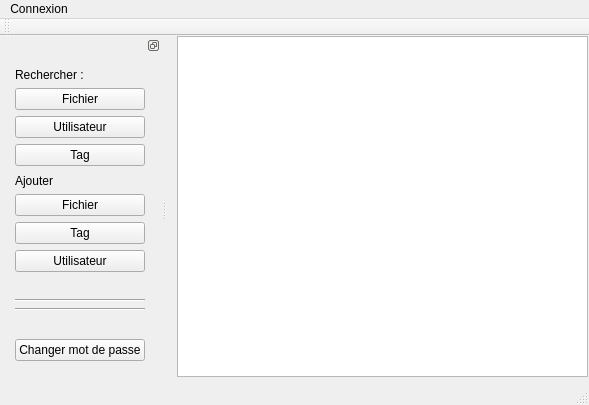
Before: the Qt Designer form src/gui/techmeddb.ui in Altivar/TechmedDB, drawn with Qt 5.
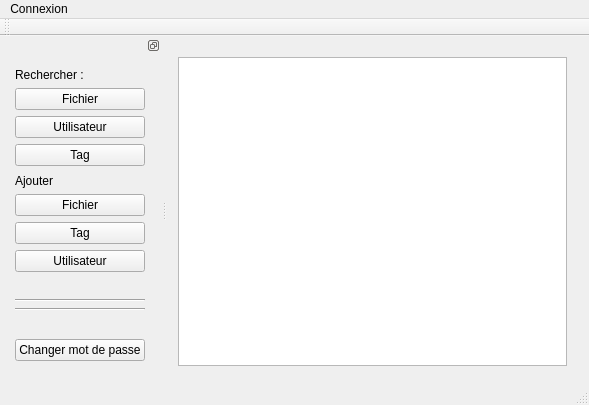
After: the same form once the commit is applied.

Commit message: [ADD] ajout de l'affichage de la requète de recherche de fichier dans le QTableView       ajout des entête et fichier de licences GPLv3

Patch:
```diff
--- a/src/gui/techmeddb.ui
+++ b/src/gui/techmeddb.ui
@@ -14,15 +14,23 @@
    <string>TechmedDB</string>
   </property>
   <widget class="QWidget" name="centralWidget">
-   <widget class="QTableView" name="QueryView">
+   <widget class="QWidget" name="gridLayoutWidget">
     <property name="geometry">
      <rect>
-      <x>10</x>
-      <y>0</y>
+      <x>0</x>
+      <y>10</y>
       <width>411</width>
-      <height>341</height>
+      <height>331</height>
      </rect>
     </property>
+    <layout class="QGridLayout" name="gridLayoutQueryView">
+     <property name="sizeConstraint">
+      <enum>QLayout::SetMaximumSize</enum>
+     </property>
+     <item row="0" column="0">
+      <widget class="QTableView" name="QueryView"/>
+     </item>
+    </layout>
    </widget>
   </widget>
   <widget class="QMenuBar" name="menuBar">
```
The commit also changes 10 other files.
